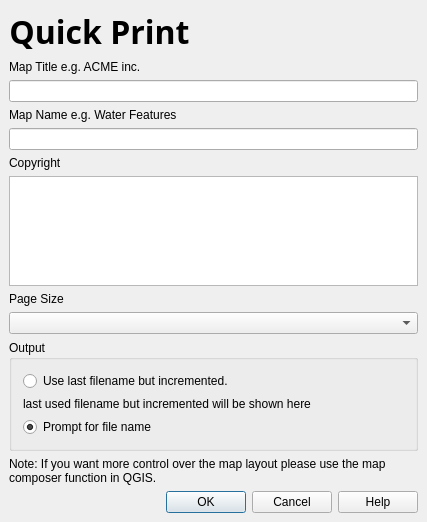
Above: qgis/src/plugins/quick_print/quickprintguibase.ui from sourcepole/qgis before the change. Below: the same form after it.
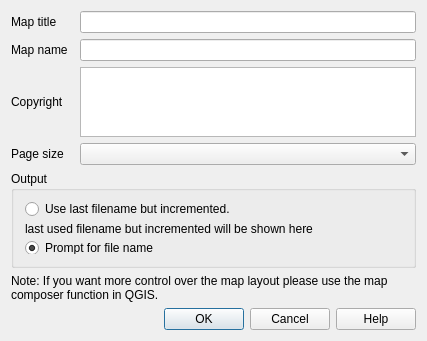
That is the form after the change. Icons and pictures are not drawn.

```diff
--- a/qgis/src/plugins/quick_print/quickprintguibase.ui
+++ b/qgis/src/plugins/quick_print/quickprintguibase.ui
@@ -1,12 +1,12 @@
 <ui version="4.0" >
  <class>QuickPrintGuiBase</class>
- <widget class="QDialog" name="QuickPrintGuiBase" >
-  <property name="geometry" >
+ <widget class="QDialog" name="QuickPrintGuiBase">
+  <property name="geometry">
    <rect>
     <x>0</x>
     <y>0</y>
     <width>427</width>
-    <height>522</height>
+    <height>338</height>
    </rect>
   </property>
   <property name="windowTitle" >
@@ -15,55 +15,78 @@
   <property name="windowIcon" >
    <iconset resource="quickprint.qrc" >:/quickprint/quickprint.png</iconset>
   </property>
-  <layout class="QGridLayout" >
-   <property name="margin" >
-    <number>9</number>
-   </property>
-   <property name="spacing" >
-    <number>6</number>
-   </property>
-   <item row="11" column="0" >
-    <widget class="QDialogButtonBox" name="buttonBox" >
-     <property name="orientation" >
-      <enum>Qt::Horizontal</enum>
+  <layout class="QGridLayout" name="gridLayout">
+   <item row="1" column="0">
+    <widget class="QLabel" name="lblMapTitle">
+     <property name="text">
+      <string>Map title</string>
      </property>
-     <property name="standardButtons" >
-      <set>QDialogButtonBox::Cancel|QDialogButtonBox::Help|QDialogButtonBox::NoButton|QDialogButtonBox::Ok</set>
+     <property name="buddy">
+      <cstring>leMapTitle</cstring>
      </property>
     </widget>
    </item>
-   <item row="10" column="0" >
-    <widget class="QLabel" name="label" >
-     <property name="text" >
-      <string>Note: If you want more control over the map layout please use the map composer function in QGIS.</string>
+   <item row="1" column="2">
+    <widget class="QLineEdit" name="leMapTitle"/>
+   </item>
+   <item row="2" column="0">
+    <widget class="QLabel" name="lblMapName">
+     <property name="text">
+      <string>Map name</string>
      </property>
-     <property name="wordWrap" >
-      <bool>true</bool>
+     <property name="buddy">
+      <cstring>leMapName</cstring>
      </property>
     </widget>
    </item>
-   <item row="9" column="0" >
-    <widget class="QGroupBox" name="grpOuput" >
-     <property name="title" >
+   <item row="2" column="2">
+    <widget class="QLineEdit" name="leMapName"/>
+   </item>
+   <item row="3" column="0">
+    <widget class="QLabel" name="lblCopyright">
+     <property name="text">
+      <string>Copyright</string>
+     </property>
+     <property name="buddy">
+      <cstring>teCopyright</cstring>
+     </property>
+    </widget>
+   </item>
+   <item row="4" column="0">
+    <widget class="QLabel" name="label_2">
+     <property name="text">
+      <string>Page size</string>
+     </property>
+     <property name="buddy">
+      <cstring>cboPageSize</cstring>
+     </property>
+    </widget>
+   </item>
+   <item row="4" column="2">
+    <widget class="QComboBox" name="cboPageSize"/>
+   </item>
+   <item row="5" column="0" colspan="3">
+    <widget class="QGroupBox" name="grpOuput">
+     <property name="title">
       <string>Output</string>
      </property>
-     <layout class="QGridLayout" >
-      <property name="margin" >
+     <layout class="QGridLayout">
+      <property name="margin">
        <number>11</number>
       </property>
-      <property name="spacing" >
+      <property name="spacing">
        <number>6</number>
       </property>
-      <item row="0" column="0" >
-       <widget class="QRadioButton" name="radUseIncrementedFileName" >
-        <property name="text" >
+      <item row="0" column="0">
+       <widget class="QRadioButton" name="radUseIncrementedFileName">
+        <property name="text">
          <string>Use last filename but incremented.</string>
         </property>
        </widget>
       </item>
-      <item row="1" column="0" >
-       <widget class="QLabel" name="lblIncrementedFilename" >
-        <property name="text" >
+      <item row="1" column="0">
+       <widget class="QLabel" name="lblIncrementedFilename">
+        <property name="text">
          <string>last used filename but incremented will be shown here</string>
         </property>
         <property name="wordWrap" >
@@ -71,9 +94,9 @@
         </property>
        </widget>
       </item>
-      <item row="2" column="0" >
-       <widget class="QRadioButton" name="radPromptForFileName" >
-        <property name="text" >
+      <item row="2" column="0">
+       <widget class="QRadioButton" name="radPromptForFileName">
+        <property name="text">
          <string>Prompt for file name</string>
         </property>
         <property name="checked" >
@@ -84,87 +107,35 @@
      </layout>
     </widget>
    </item>
-   <item row="8" column="0" >
-    <widget class="QComboBox" name="cboPageSize" />
-   </item>
-   <item row="7" column="0" >
-    <widget class="QLabel" name="label_2" >
-     <property name="text" >
-      <string>Page Size</string>
+   <item row="6" column="0" colspan="3">
+    <widget class="QLabel" name="label">
+     <property name="text">
+      <string>Note: If you want more control over the map layout please use the map composer function in QGIS.</string>
      </property>
-    </widget>
-   </item>
-   <item row="6" column="0" >
-    <widget class="QTextEdit" name="teCopyright" />
-   </item>
-   <item row="5" column="0" >
-    <widget class="QLabel" name="lblCopyright" >
-     <property name="text" >
-      <string>Copyright</string>
+     <property name="wordWrap">
+      <bool>true</bool>
      </property>
      <property name="buddy" >
       <cstring>teCopyright</cstring>
      </property>
     </widget>
    </item>
-   <item row="4" column="0" >
-    <widget class="QLineEdit" name="leMapName" />
-   </item>
-   <item row="3" column="0" >
-    <widget class="QLabel" name="lblMapName" >
-     <property name="text" >
-      <string>Map Name e.g. Water Features</string>
+   <item row="7" column="0" colspan="3">
+    <widget class="QDialogButtonBox" name="buttonBox">
+     <property name="orientation">
+      <enum>Qt::Horizontal</enum>
      </property>
-     <property name="buddy" >
-      <cstring>leMapName</cstring>
+     <property name="standardButtons">
+      <set>QDialogButtonBox::Cancel|QDialogButtonBox::Help|QDialogButtonBox::Ok</set>
      </property>
     </widget>
    </item>
-   <item row="2" column="0" >
-    <widget class="QLineEdit" name="leMapTitle" />
-   </item>
-   <item row="1" column="0" >
-    <widget class="QLabel" name="lblMapTitle" >
-     <property name="text" >
-      <string>Map Title e.g. ACME inc.</string>
-     </property>
-     <property name="buddy" >
-      <cstring>leMapTitle</cstring>
-     </property>
-    </widget>
-   </item>
-   <item row="0" column="0" >
-    <widget class="QLabel" name="txtHeading" >
-     <property name="sizePolicy" >
-      <sizepolicy>
-       <hsizetype>0</hsizetype>
-       <vsizetype>0</vsizetype>
-       <horstretch>0</horstretch>
-       <verstretch>0</verstretch>
-      </sizepolicy>
-     </property>
-     <property name="font" >
-      <font>
-       <family>Sans Serif</family>
-       <pointsize>24</pointsize>
-       <weight>75</weight>
-       <italic>false</italic>
-       <bold>true</bold>
-       <underline>false</underline>
-       <strikeout>false</strikeout>
-      </font>
-     </property>
-     <property name="text" >
-      <string>Quick Print</string>
-     </property>
-     <property name="alignment" >
-      <set>Qt::AlignCenter</set>
-     </property>
-    </widget>
+   <item row="3" column="2">
+    <widget class="QTextEdit" name="teCopyright"/>
    </item>
   </layout>
  </widget>
- <layoutdefault spacing="6" margin="11" />
+ <layoutdefault spacing="6" margin="11"/>
  <tabstops>
   <tabstop>leMapTitle</tabstop>
   <tabstop>leMapName</tabstop>
```
Left out of the diff: 22 changed lines with no effect on the pictures.
